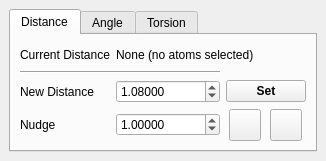
Qt form branches/nugui/src/gui/geometry.ui (trisyoungs/aten) before a commit.
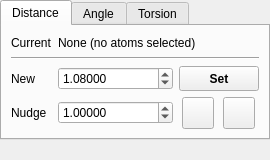
The same form after that commit. Icons and pictures are not drawn.

Commit message: All dock widgets completely updated and set to minimum size (270 px) except GlyphsWidget. Tweaked variety of icons to fill whole icon canvas.

Diff of the .ui file:
```diff
--- a/branches/nugui/src/gui/geometry.ui
+++ b/branches/nugui/src/gui/geometry.ui
@@ -6,15 +6,24 @@
    <rect>
     <x>0</x>
     <y>0</y>
-    <width>261</width>
-    <height>161</height>
+    <width>270</width>
+    <height>160</height>
    </rect>
   </property>
+  <property name="minimumSize">
+   <size>
+    <width>270</width>
+    <height>160</height>
+   </size>
+  </property>
   <property name="windowTitle">
    <string>Geometry</string>
   </property>
   <widget class="QWidget" name="dockWidgetContents">
    <layout class="QVBoxLayout" name="verticalLayout">
+    <property name="margin">
+     <number>0</number>
+    </property>
     <item>
      <widget class="QTabWidget" name="Tabs">
       <property name="currentIndex">
@@ -43,11 +52,11 @@
              </sizepolicy>
             </property>
             <property name="text">
-             <string>New Distance</string>
+             <string>New</string>
             </property>
            </widget>
           </item>
-          <item row="1" column="0" colspan="2">
+          <item row="1" column="0" colspan="3">
            <widget class="Line" name="line">
             <property name="orientation">
              <enum>Qt::Horizontal</enum>
@@ -78,6 +87,12 @@
           </item>
           <item row="4" column="2">
            <widget class="QPushButton" name="SetNewDistanceButton">
+            <property name="minimumSize">
+             <size>
+              <width>0</width>
+              <height>25</height>
+             </size>
+            </property>
             <property name="font">
              <font>
               <weight>75</weight>
@@ -204,7 +219,7 @@
              </sizepolicy>
             </property>
             <property name="text">
-             <string>Current Distance</string>
+             <string>Current</string>
             </property>
            </widget>
           </item>
@@ -228,7 +243,7 @@
              </sizepolicy>
             </property>
             <property name="text">
-             <string>Current Angle</string>
+             <string>Current</string>
             </property>
            </widget>
           </item>
@@ -248,11 +263,11 @@
              </sizepolicy>
             </property>
             <property name="text">
-             <string>New Angle</string>
+             <string>New</string>
             </property>
            </widget>
           </item>
-          <item row="1" column="0" colspan="2">
+          <item row="1" column="0" colspan="3">
            <widget class="Line" name="line_2">
             <property name="orientation">
              <enum>Qt::Horizontal</enum>
@@ -280,6 +295,12 @@
           </item>
           <item row="4" column="2">
            <widget class="QPushButton" name="SetNewAngleButton">
+            <property name="minimumSize">
+             <size>
+              <width>0</width>
+              <height>25</height>
+             </size>
+            </property>
             <property name="font">
              <font>
               <weight>75</weight>
@@ -411,7 +432,7 @@
           <item row="0" column="0">
            <widget class="QLabel" name="label_7">
             <property name="text">
-             <string>Current Torsion</string>
+             <string>Current</string>
             </property>
            </widget>
           </item>
@@ -425,11 +446,11 @@
           <item row="4" column="0">
            <widget class="QLabel" name="label_8">
             <property name="text">
-             <string>New Torsion</string>
+             <string>New</string>
             </property>
            </widget>
           </item>
-          <item row="1" column="0" colspan="2">
+          <item row="1" column="0" colspan="3">
            <widget class="Line" name="line_3">
             <property name="orientation">
              <enum>Qt::Horizontal</enum>
@@ -557,6 +578,12 @@
           </item>
           <item row="4" column="2">
            <widget class="QPushButton" name="SetNewTorsionButton">
+            <property name="minimumSize">
+             <size>
+              <width>0</width>
+              <height>25</height>
+             </size>
+            </property>
             <property name="font">
              <font>
               <weight>75</weight>
@@ -577,6 +604,22 @@
       </widget>
      </widget>
     </item>
+    <item>
+     <spacer name="verticalSpacer">
+      <property name="orientation">
+       <enum>Qt::Vertical</enum>
+      </property>
+      <property name="sizeType">
+       <enum>QSizePolicy::MinimumExpanding</enum>
+      </property>
+      <property name="sizeHint" stdset="0">
+       <size>
+        <width>20</width>
+        <height>0</height>
+       </size>
+      </property>
+     </spacer>
+    </item>
    </layout>
   </widget>
  </widget>
```
The commit also changes 124 other files.
